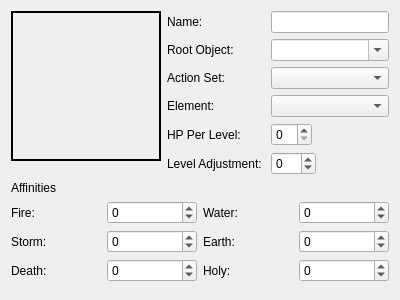
Before: the Qt Designer form Data/EditorFiles/Editors/ui/MonsterEditor.ui in griusfux/conceptrpg2, drawn with Qt 5.
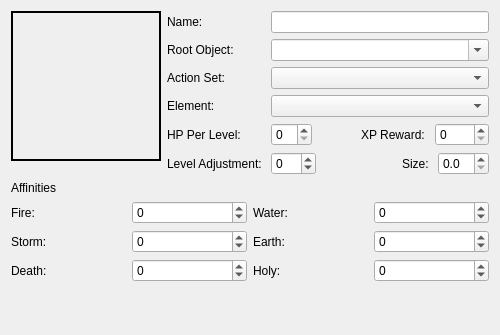
After: the same form once the commit is applied.

Commit message: Adding xp_reward and size to the MonsterEditor.

Diff of the .ui file:
```diff
--- a/Data/EditorFiles/Editors/ui/MonsterEditor.ui
+++ b/Data/EditorFiles/Editors/ui/MonsterEditor.ui
@@ -6,8 +6,8 @@
    <rect>
     <x>0</x>
     <y>0</y>
-    <width>400</width>
-    <height>300</height>
+    <width>500</width>
+    <height>335</height>
    </rect>
   </property>
   <property name="windowTitle">
@@ -85,6 +85,23 @@
          </property>
         </spacer>
        </item>
+       <item>
+        <widget class="QLabel" name="label_14">
+         <property name="text">
+          <string>XP Reward: </string>
+         </property>
+        </widget>
+       </item>
+       <item>
+        <widget class="QSpinBox" name="xp_reward">
+         <property name="maximum">
+          <number>1000</number>
+         </property>
+         <property name="singleStep">
+          <number>10</number>
+         </property>
+        </widget>
+       </item>
       </layout>
      </item>
      <item row="5" column="0">
@@ -119,6 +136,26 @@
          </property>
         </spacer>
        </item>
+       <item>
+        <widget class="QLabel" name="label_15">
+         <property name="text">
+          <string>Size: </string>
+         </property>
+        </widget>
+       </item>
+       <item>
+        <widget class="QDoubleSpinBox" name="size">
+         <property name="decimals">
+          <number>1</number>
+         </property>
+         <property name="maximum">
+          <double>10.000000000000000</double>
+         </property>
+         <property name="singleStep">
+          <double>0.500000000000000</double>
+         </property>
+        </widget>
+       </item>
       </layout>
      </item>
     </layout>
```
The commit also changes 2 other files.
